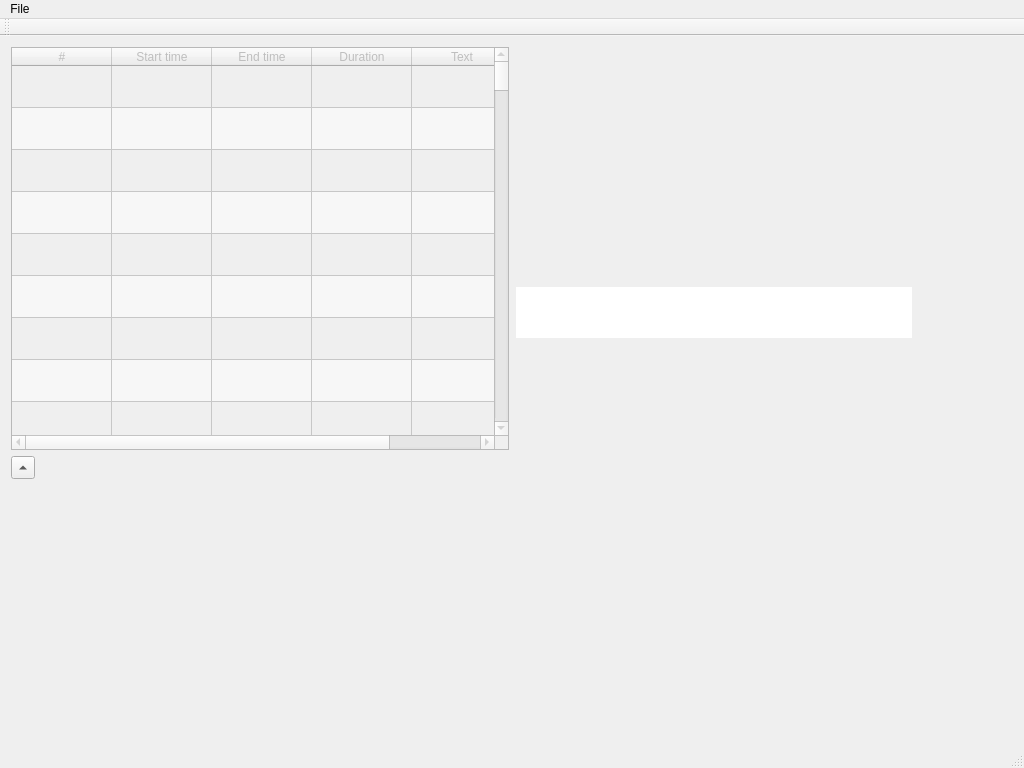
Before: the Qt Designer form mainwindow.ui in liloneum/amapola, drawn with Qt 5.
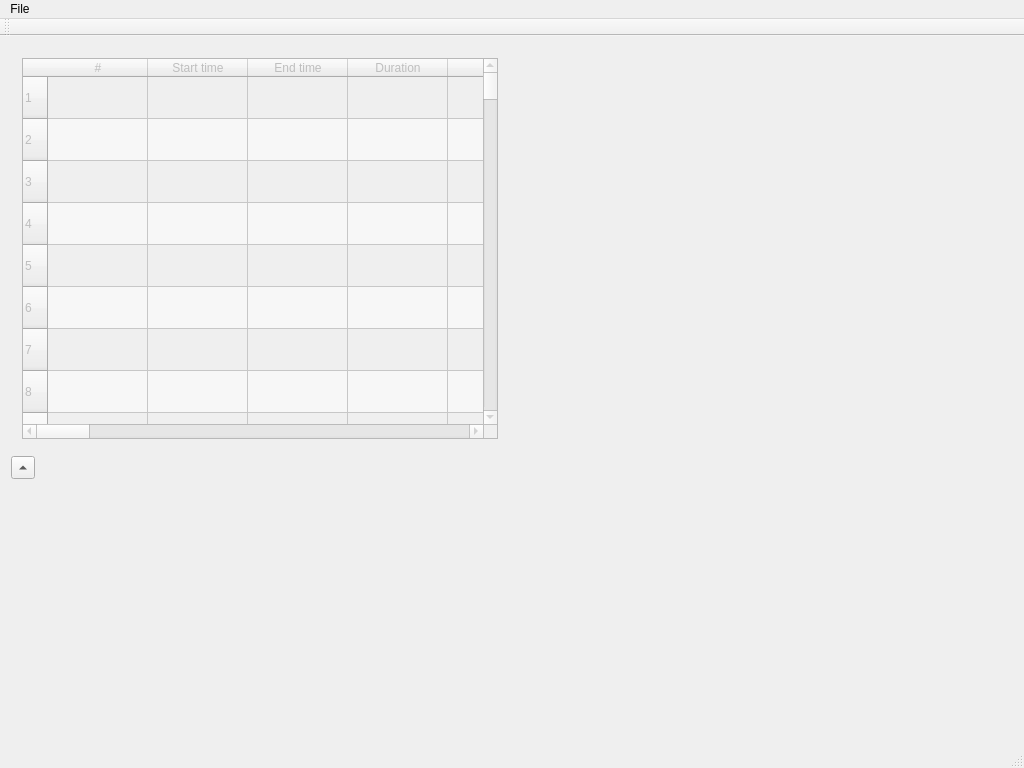
After: the same form once the commit is applied. Custom widgets are drawn as their Qt base class.

```diff
--- a/mainwindow.ui
+++ b/mainwindow.ui
@@ -33,11 +33,49 @@
     <property name="verticalSpacing">
      <number>6</number>
     </property>
+    <item row="0" column="1">
+     <widget class="MyVideoPlayer" name="videoPlayer" native="true">
+      <property name="sizePolicy">
+       <sizepolicy hsizetype="Expanding" vsizetype="Expanding">
+        <horstretch>0</horstretch>
+        <verstretch>0</verstretch>
+       </sizepolicy>
+      </property>
+      <property name="minimumSize">
+       <size>
+        <width>400</width>
+        <height>0</height>
+       </size>
+      </property>
+      <widget class="MyTextEdit2" name="stEditDisplay2" native="true">
+       <property name="geometry">
+        <rect>
+         <x>50</x>
+         <y>30</y>
+         <width>400</width>
+         <height>300</height>
+        </rect>
+       </property>
+       <property name="sizePolicy">
+        <sizepolicy hsizetype="Fixed" vsizetype="Fixed">
+         <horstretch>0</horstretch>
+         <verstretch>0</verstretch>
+        </sizepolicy>
+       </property>
+       <property name="autoFillBackground">
+        <bool>false</bool>
+       </property>
+      </widget>
+     </widget>
+    </item>
     <item row="0" column="0">
      <widget class="QStackedWidget" name="stackedWidget">
       <property name="currentIndex">
        <number>0</number>
       </property>
+      <widget class="QWidget" name="page1">
+       <layout class="QGridLayout" name="gridLayout_2">
+        <item row="0" column="0">
      <widget class="MySubtitlesTable" name="subTable">
       <property name="enabled">
        <bool>false</bool>
@@ -76,7 +114,7 @@
        <number>100</number>
       </property>
       <property name="columnCount">
-       <number>5</number>
+           <number>33</number>
       </property>
       <attribute name="horizontalHeaderVisible">
        <bool>true</bool>
@@ -97,7 +135,7 @@
        <bool>true</bool>
       </attribute>
       <attribute name="verticalHeaderVisible">
-       <bool>false</bool>
+           <bool>true</bool>
       </attribute>
       <attribute name="verticalHeaderDefaultSectionSize">
        <number>42</number>
@@ -245,54 +283,155 @@
         <set>AlignHCenter|AlignVCenter|AlignCenter</set>
        </property>
       </column>
+          <column>
+           <property name="text">
+            <string>Line1</string>
+           </property>
+          </column>
+          <column>
+           <property name="text">
+            <string>VPosition1</string>
+           </property>
+          </column>
+          <column>
+           <property name="text">
+            <string>VAlign1</string>
+           </property>
+          </column>
+          <column>
+           <property name="text">
+            <string>HPosition1</string>
+           </property>
+          </column>
+          <column>
+           <property name="text">
+            <string>HAlign1</string>
+           </property>
+          </column>
+          <column>
+           <property name="text">
+            <string>Direction1</string>
+           </property>
+          </column>
+          <column>
+           <property name="text">
+            <string>FontId1</string>
+           </property>
+          </column>
+          <column>
+           <property name="text">
+            <string>FontColor1</string>
+           </property>
+          </column>
+          <column>
+           <property name="text">
+            <string>FontEffect1</string>
+           </property>
+          </column>
+          <column>
+           <property name="text">
+            <string>FontEffectColor1</string>
+           </property>
+          </column>
+          <column>
+           <property name="text">
+            <string>FontItalic1</string>
+           </property>
+          </column>
+          <column>
+           <property name="text">
+            <string>FontUnderlined1</string>
+           </property>
+          </column>
+          <column>
+           <property name="text">
+            <string>FontScript1</string>
+           </property>
+          </column>
+          <column>
+           <property name="text">
+            <string>FontSize1</string>
+           </property>
+          </column>
+          <column>
+           <property name="text">
+            <string>Line2</string>
+           </property>
+          </column>
+          <column>
+           <property name="text">
+            <string>VPosition2</string>
+           </property>
+          </column>
+          <column>
+           <property name="text">
+            <string>VAlign2</string>
+           </property>
+          </column>
+          <column>
+           <property name="text">
+            <string>HPosition2</string>
+           </property>
+          </column>
+          <column>
+           <property name="text">
+            <string>HAlign2</string>
+           </property>
+          </column>
+          <column>
+           <property name="text">
+            <string>Direction2</string>
+           </property>
+          </column>
+          <column>
+           <property name="text">
+            <string>FontId2</string>
+           </property>
+          </column>
+          <column>
+           <property name="text">
+            <string>FontColor2</string>
+           </property>
+          </column>
+          <column>
+           <property name="text">
+            <string>FontEffect2</string>
+           </property>
+          </column>
+          <column>
+           <property name="text">
+            <string>FontEffectColor2</string>
+           </property>
+          </column>
+          <column>
+           <property name="text">
+            <string>FontItalic2</string>
+           </property>
+          </column>
+          <column>
+           <property name="text">
+            <string>FontUnderlined2</string>
+           </property>
+          </column>
+          <column>
+           <property name="text">
+            <string>FontScript2</string>
+           </property>
+          </column>
+          <column>
+           <property name="text">
+            <string>FontSize2</string>
+           </property>
+          </column>
+         </widget>
+        </item>
+       </layout>
       </widget>
       <widget class="MySettings" name="page2">
        <layout class="QGridLayout" name="gridLayout_3"/>
       </widget>
      </widget>
     </item>
-    <item row="0" column="1">
-     <widget class="MyVideoPlayer" name="videoPlayer" native="true">
-      <property name="sizePolicy">
-       <sizepolicy hsizetype="Expanding" vsizetype="Expanding">
-        <horstretch>0</horstretch>
-        <verstretch>0</verstretch>
-       </sizepolicy>
-      </property>
-      <property name="minimumSize">
-       <size>
-        <width>400</width>
-        <height>0</height>
-       </size>
-      </property>
-      <widget class="MyTextEdit" name="stEditDisplay">
-       <property name="geometry">
-        <rect>
-         <x>1</x>
-         <y>240</y>
-         <width>396</width>
-         <height>51</height>
-        </rect>
-       </property>
-       <property name="font">
-        <font>
-         <pointsize>15</pointsize>
-         <weight>75</weight>
-         <bold>true</bold>
-        </font>
-       </property>
-       <property name="frameShape">
-        <enum>QFrame::NoFrame</enum>
-       </property>
-       <property name="verticalScrollBarPolicy">
-        <enum>Qt::ScrollBarAlwaysOff</enum>
-       </property>
-       <property name="horizontalScrollBarPolicy">
-        <enum>Qt::ScrollBarAlwaysOff</enum>
-       </property>
-      </widget>
-     </widget>
-    </item>
     <item row="1" column="0" colspan="2">
      <widget class="QToolButton" name="settingsButton">
       <property name="text">
@@ -392,11 +531,6 @@
    <header location="global">mywaveform.h</header>
    <container>1</container>
   </customwidget>
-  <customwidget>
-   <class>MyTextEdit</class>
-   <extends>QTextEdit</extends>
-   <header location="global">mytextedit.h</header>
-  </customwidget>
   <customwidget>
    <class>MySubtitlesTable</class>
    <extends>QTableWidget</extends>
@@ -408,6 +542,12 @@
    <header location="global">mysettings.h</header>
    <container>1</container>
   </customwidget>
+  <customwidget>
+   <class>MyTextEdit2</class>
+   <extends>QWidget</extends>
+   <header location="global">mytextedit2.h</header>
+   <container>1</container>
+  </customwidget>
  </customwidgets>
  <resources/>
  <connections/>
```
Lines whose indentation alone changed are shown as unchanged.
